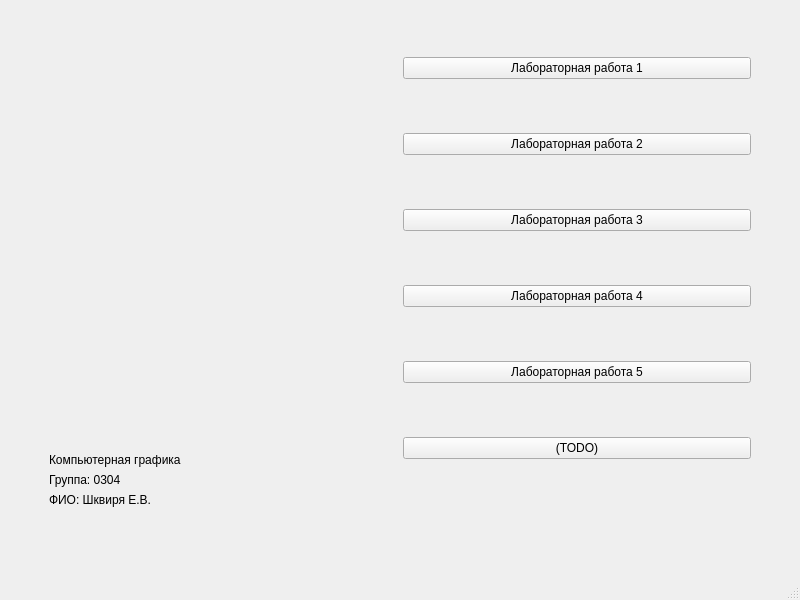
Above: labsCompGraphics/compGraphics/ui/splashWindow/splashwindow.ui from Jengle88/labs_etu before the change. Below: the same form after it.
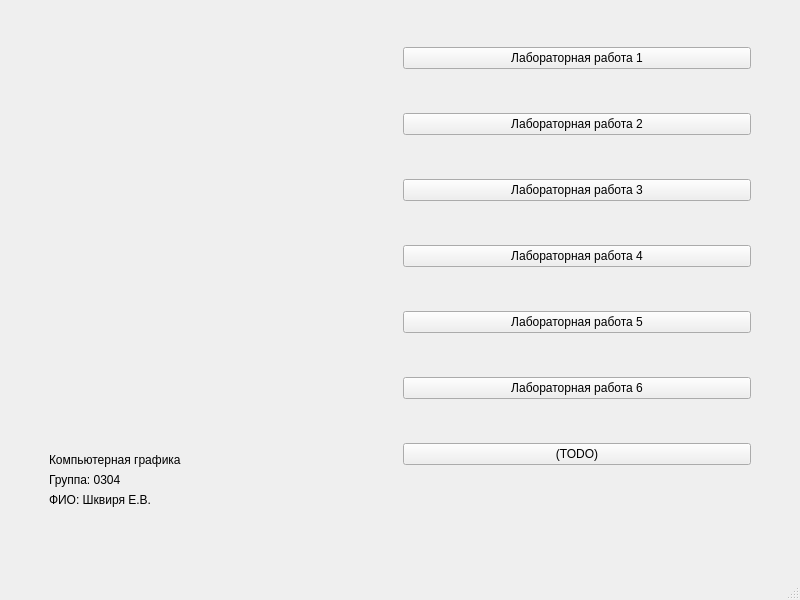
That is the form after the change.

```diff
--- a/labsCompGraphics/compGraphics/ui/splashWindow/splashwindow.ui
+++ b/labsCompGraphics/compGraphics/ui/splashWindow/splashwindow.ui
@@ -123,6 +123,13 @@
         <item>
          <widget class="QPushButton" name="buttonLab6">
           <property name="text">
+           <string>Лабораторная работа 6</string>
+          </property>
+         </widget>
+        </item>
+        <item>
+         <widget class="QPushButton" name="buttonLab7">
+          <property name="text">
            <string>(TODO)</string>
           </property>
          </widget>
```
